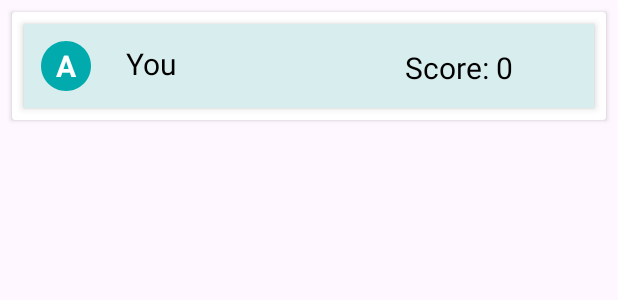
After one commit to di0scuri/Quhizz, an Android app: the layout leaderboard_layout.xml on its own in the app's theme, with its tools: preview values and no code run, on a phone screen of 412 x 824 dp. The commit adds this screen. Shown: the top 300 px of the screen. Run offline under Robolectric (Android 15) with nearby library versions, the phone set to English and light mode, and no system bars.

Commit message:
Leaderboard Changes

```diff
--- a/app/src/main/java/com/example/quhizz/HomeFragment.java
+++ b/app/src/main/java/com/example/quhizz/HomeFragment.java
@@ -1,10 +1,12 @@
 package com.example.quhizz;
 
 import android.content.Intent;
+import android.media.Image;
 import android.os.Bundle;
 import android.view.LayoutInflater;
 import android.view.View;
 import android.view.ViewGroup;
+import android.widget.ImageView;
 
 import androidx.annotation.NonNull;
 import androidx.fragment.app.Fragment;
@@ -23,10 +25,8 @@ public class HomeFragment extends Fragment {
     public void onViewCreated(@NonNull View view, Bundle savedInstanceState) {
         super.onViewCreated(view, savedInstanceState);
 
-        // Find the button in your XML layout by its ID
-        View myButton = view.findViewById(R.id.playButton);
+        ImageView myButton = view.findViewById(R.id.playButton);
 
-        // Set an OnClickListener for the button
         myButton.setOnClickListener(new View.OnClickListener() {
             @Override
             public void onClick(View view) {
--- /dev/null
+++ b/app/src/main/res/layout/leaderboard_layout.xml
@@ -0,0 +1,69 @@
+<?xml version="1.0" encoding="utf-8"?>
+<androidx.cardview.widget.CardView xmlns:android="http://schemas.android.com/apk/res/android"
+    xmlns:app="http://schemas.android.com/apk/res-auto"
+    xmlns:tools="http://schemas.android.com/tools"
+    android:layout_width="match_parent"
+    android:layout_height="wrap_content"
+    android:layout_margin="8dp">
+
+    <androidx.constraintlayout.widget.ConstraintLayout
+        android:id="@+id/linear2"
+        android:layout_width="match_parent"
+        android:layout_height="wrap_content"
+        android:layout_margin="8dp"
+        android:background="#D8EDED"
+        android:elevation="3dp"
+        android:orientation="horizontal"
+        android:padding="8dp">
+
+        <TextView
+            android:id="@+id/img_text"
+            android:layout_width="40dp"
+            android:layout_height="40dp"
+            android:background="@drawable/baseline_circle_24"
+            android:backgroundTint="@color/secondary"
+            android:gravity="center"
+            android:text="A"
+            android:textColor="@color/white"
+            android:textSize="20sp"
+            android:textStyle="bold"
+            app:layout_constraintBottom_toBottomOf="parent"
+            app:layout_constraintStart_toStartOf="parent"
+            app:layout_constraintTop_toTopOf="parent" />
+
+        <LinearLayout
+            android:id="@+id/linearLayout"
+            android:layout_width="166dp"
+            android:layout_height="30dp"
+            android:layout_marginStart="20dp"
+            android:orientation="vertical"
+            app:layout_constraintBottom_toBottomOf="parent"
+            app:layout_constraintStart_toEndOf="@+id/img_text"
+            app:layout_constraintTop_toTopOf="parent"
+            app:layout_constraintVertical_bias="0.486">
+
+            <TextView
+                android:id="@+id/usernameTextView"
+                android:layout_width="wrap_content"
+                android:layout_height="wrap_content"
+                android:text="You"
+                android:textColor="@color/black"
+                android:textSize="20sp" />
+        </LinearLayout>
+
+        <TextView
+            android:id="@+id/total_score"
+            android:layout_width="98dp"
+            android:layout_height="25dp"
+            android:layout_marginEnd="20dp"
+            android:text="Score: 0"
+            android:textColor="@color/black"
+            android:textSize="20sp"
+            app:layout_constraintBottom_toBottomOf="parent"
+            app:layout_constraintEnd_toEndOf="parent"
+            app:layout_constraintHorizontal_bias="1.0"
+            app:layout_constraintStart_toEndOf="@+id/linearLayout"
+            app:layout_constraintTop_toTopOf="parent" />
+
+    </androidx.constraintlayout.widget.ConstraintLayout>
+</androidx.cardview.widget.CardView>
--- a/app/src/main/res/values/strings.xml
+++ b/app/src/main/res/values/strings.xml
@@ -59,6 +59,12 @@
         <item>@drawable/history</item>
         <item>@drawable/geography</item>
     </array>
+
+    <string-array name="spinner_choices">
+        <item>Ascending</item>
+        <item>Descending</item>
+        <item>Alphabetical</item>
+    </string-array>
     <!-- TODO: Remove or change this placeholder text -->
     <string name="hello_blank_fragment">Hello blank fragment</string>
     <string name="my_account">My Account</string>
```
Also changed, not shown: app/src/main/java/com/example/quhizz/Leaderboard.java (+85 -23 lines), app/src/main/java/com/example/quhizz/QuizActivity.java (+58 -21 lines), app/src/main/res/layout/activity_leaderboard.xml (+22 -8 lines), app/src/main/java/com/example/quhizz/CategoriesAdapter.java (line endings or trailing spaces).
